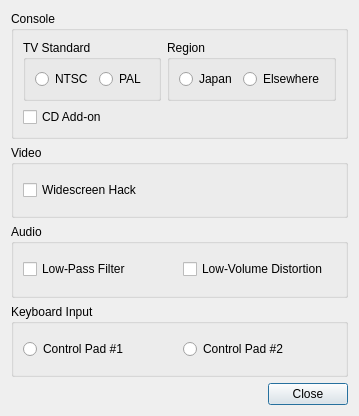
Clownacy/clownmdemu-frontend, file qt/dialogs/options.ui: the form before one commit.
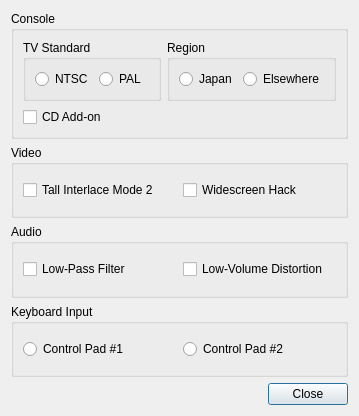
The form after the commit.

Commit message: Qt: Add 'tall interlace mode 2' option.

Diff of the .ui file:
```diff
--- a/qt/dialogs/options.ui
+++ b/qt/dialogs/options.ui
@@ -86,6 +86,13 @@
       <string>Video</string>
      </property>
      <layout class="QHBoxLayout" name="horizontalLayout_2">
+      <item>
+       <widget class="QCheckBox" name="tallInterlaceMode2">
+        <property name="text">
+         <string>Tall Interlace Mode 2</string>
+        </property>
+       </widget>
+      </item>
       <item>
        <widget class="QCheckBox" name="widescreenHack">
         <property name="text">
```
The commit also changes 3 other files.
